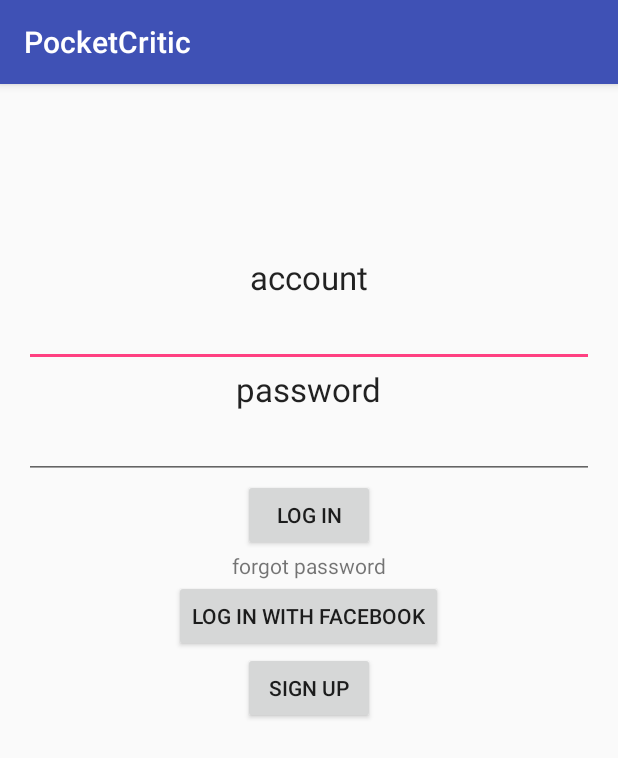
After one commit to JoshuaW1990/comp150mob, an Android app: the LoginActivity screen opened directly, with no data from a screen before it, on a phone screen of 412 x 824 dp. The commit adds this screen. Shown: the top 758 px of the screen. Run offline under Robolectric (Android 15) with nearby library versions, the light colour scheme and no system bars; our stand-ins replace Firebase (no records; nobody signed in at launch, a user with empty details on screens opened directly).

Commit message:
add a new login view for firebase

```diff
--- a/PocketCritic/app/build.gradle
+++ b/PocketCritic/app/build.gradle
@@ -23,5 +23,8 @@ dependencies {
     compile fileTree(dir: 'libs', include: ['*.jar'])
     testCompile 'junit:junit:4.12'
     compile 'com.android.support:appcompat-v7:24.2.0'
+    compile 'com.google.firebase:firebase-auth:9.6.1'
+    compile 'com.google.firebase:firebase-database:9.6.1'
+    compile 'com.android.support:design:24.2.0'
 }
 apply plugin: 'com.google.gms.google-services'
--- /dev/null
+++ b/PocketCritic/app/src/main/java/cs/tufts/edu/pocketcritic/LoginActivity.java
@@ -0,0 +1,61 @@
+package cs.tufts.edu.pocketcritic;
+
+import android.support.v7.app.AppCompatActivity;
+import android.os.Bundle;
+import android.util.Log;
+import android.support.annotation.NonNull;
+
+import com.google.android.gms.tasks.OnCompleteListener;
+import com.google.android.gms.tasks.Task;
+import com.google.firebase.auth.AuthResult;
+import com.google.firebase.auth.FirebaseAuth;
+import com.google.firebase.auth.FirebaseUser;
+
+public class LoginActivity extends AppCompatActivity {
+
+    private static final String TAG = "EmailPassword";
+
+
+    private FirebaseAuth mAuth;
+
+    private FirebaseAuth.AuthStateListener mAuthListener;
+
+    @Override
+    protected void onCreate(Bundle savedInstanceState) {
+        super.onCreate(savedInstanceState);
+        setContentView(R.layout.login);
+
+        // Firebase login
+        mAuth = FirebaseAuth.getInstance();
+
+        mAuthListener = new FirebaseAuth.AuthStateListener() {
+            @Override
+            public void onAuthStateChanged(@NonNull FirebaseAuth firebaseAuth) {
+                FirebaseUser user = firebaseAuth.getCurrentUser();
+                if (user != null) {
+                    // User is signed in
+                    Log.d(TAG, "onAuthStateChanged:signed_in:" + user.getUid());
+                } else {
+                    // User is signed out
+                    Log.d(TAG, "onAuthStateChanged:signed_out");
+                }
+                // ...
+            }
+        };
+    }
+
+    @Override
+    public void onStart() {
+        super.onStart();
+        mAuth.addAuthStateListener(mAuthListener);
+    }
+
+    @Override
+    public void onStop() {
+        super.onStop();
+        if (mAuthListener != null) {
+            mAuth.removeAuthStateListener(mAuthListener);
+        }
+    }
+
+}
--- a/PocketCritic/app/src/main/java/cs/tufts/edu/pocketcritic/MainActivity.java
+++ b/PocketCritic/app/src/main/java/cs/tufts/edu/pocketcritic/MainActivity.java
@@ -15,11 +15,11 @@ public class MainActivity extends AppCompatActivity {
     protected void onCreate(Bundle savedInstanceState) {
         super.onCreate(savedInstanceState);
         setContentView(R.layout.activity_main);
-        final Button button = (Button) findViewById(R.id.button5);
+        final Button button = (Button) findViewById(R.id.loginpage);
         button.setOnClickListener(new View.OnClickListener() {
             public void onClick(View v) {
                 // Perform action on click
-                Intent launchactivity= new Intent(MainActivity.this,ArtisitsActivity.class);
+                Intent launchactivity= new Intent(MainActivity.this,LoginActivity.class);
                 startActivity(launchactivity);
             }
         });
--- /dev/null
+++ b/PocketCritic/app/src/main/res/layout/login.xml
@@ -0,0 +1,77 @@
+<?xml version="1.0" encoding="utf-8"?>
+<RelativeLayout xmlns:android="http://schemas.android.com/apk/res/android"
+    xmlns:tools="http://schemas.android.com/tools"
+    android:layout_width="match_parent"
+    android:layout_height="match_parent"
+    android:paddingBottom="@dimen/activity_vertical_margin"
+    android:paddingLeft="@dimen/activity_horizontal_margin"
+    android:paddingRight="@dimen/activity_horizontal_margin"
+    android:paddingTop="@dimen/activity_vertical_margin"
+    tools:context="cs.tufts.edu.pocketcritic.LoginActivity">
+
+    <LinearLayout
+        android:orientation="vertical"
+        android:layout_width="match_parent"
+        android:layout_height="match_parent"
+        android:layout_alignParentTop="true"
+        android:layout_centerHorizontal="true"
+        android:layout_marginTop="98dp"
+        android:weightSum="1">
+
+        <TextView
+            android:layout_width="wrap_content"
+            android:layout_height="wrap_content"
+            android:textAppearance="?android:attr/textAppearanceLarge"
+            android:text="account"
+            android:id="@+id/textView"
+            android:layout_gravity="center_horizontal" />
+
+        <EditText
+            android:layout_width="match_parent"
+            android:layout_height="wrap_content"
+            android:id="@+id/editText"
+            android:layout_gravity="center_horizontal" />
+
+        <TextView
+            android:layout_width="wrap_content"
+            android:layout_height="wrap_content"
+            android:textAppearance="?android:attr/textAppearanceLarge"
+            android:text="password"
+            android:id="@+id/textView14"
+            android:layout_gravity="center_horizontal" />
+
+        <EditText
+            android:layout_width="match_parent"
+            android:layout_height="wrap_content"
+            android:id="@+id/editText2"
+            android:layout_gravity="center_horizontal" />
+
+        <Button
+            android:layout_width="wrap_content"
+            android:layout_height="wrap_content"
+            android:text="Log in"
+            android:id="@+id/login"
+            android:layout_gravity="center_horizontal" />
+
+        <TextView
+            android:layout_width="wrap_content"
+            android:layout_height="wrap_content"
+            android:text="forgot password"
+            android:id="@+id/textView15"
+            android:layout_gravity="center_horizontal" />
+
+        <Button
+            android:layout_width="wrap_content"
+            android:layout_height="wrap_content"
+            android:text="Log in with Facebook"
+            android:id="@+id/facebook"
+            android:layout_gravity="center_horizontal" />
+
+        <Button
+            android:layout_width="wrap_content"
+            android:layout_height="wrap_content"
+            android:text="SIGN UP"
+            android:id="@+id/signup"
+            android:layout_gravity="center_horizontal" />
+    </LinearLayout>
+</RelativeLayout>
```
Also changed, not shown: PocketCritic/app/src/main/AndroidManifest.xml (+7 -1 lines), PocketCritic/app/src/main/res/layout/activity_main.xml (+7 -64 lines), PocketCritic/app/src/main/res/values/strings.xml (+14 -0 lines).
